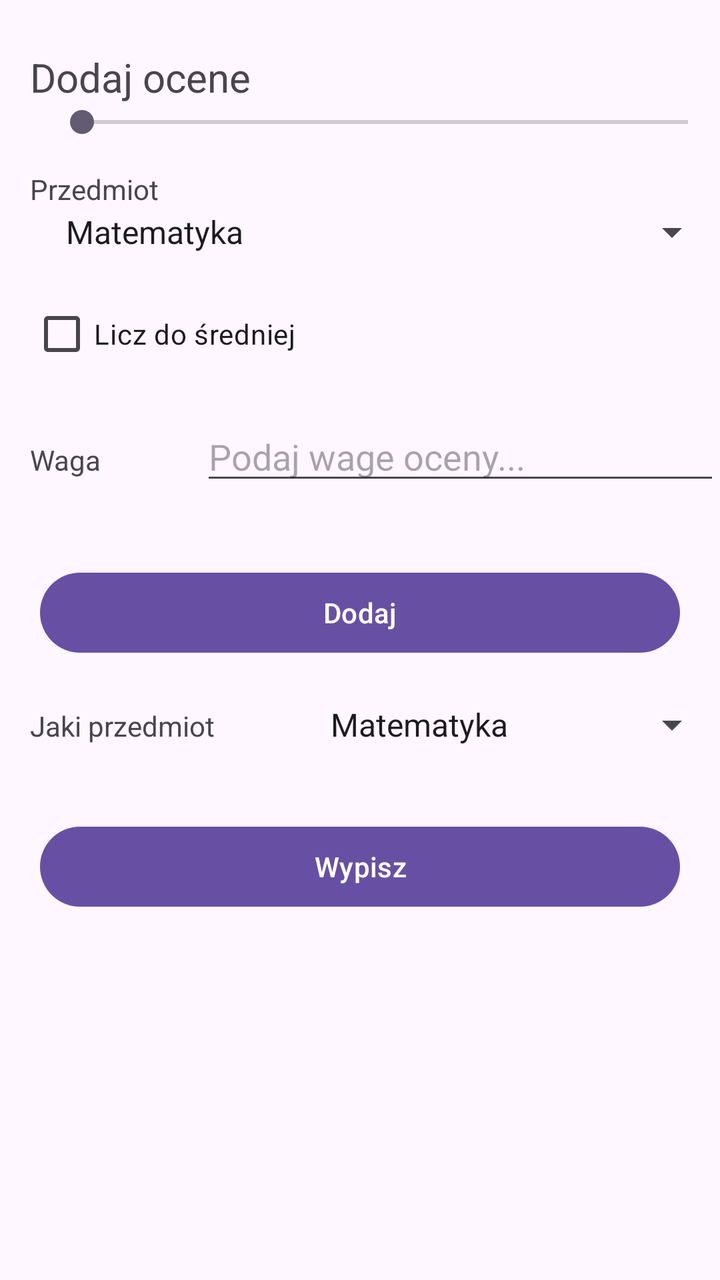
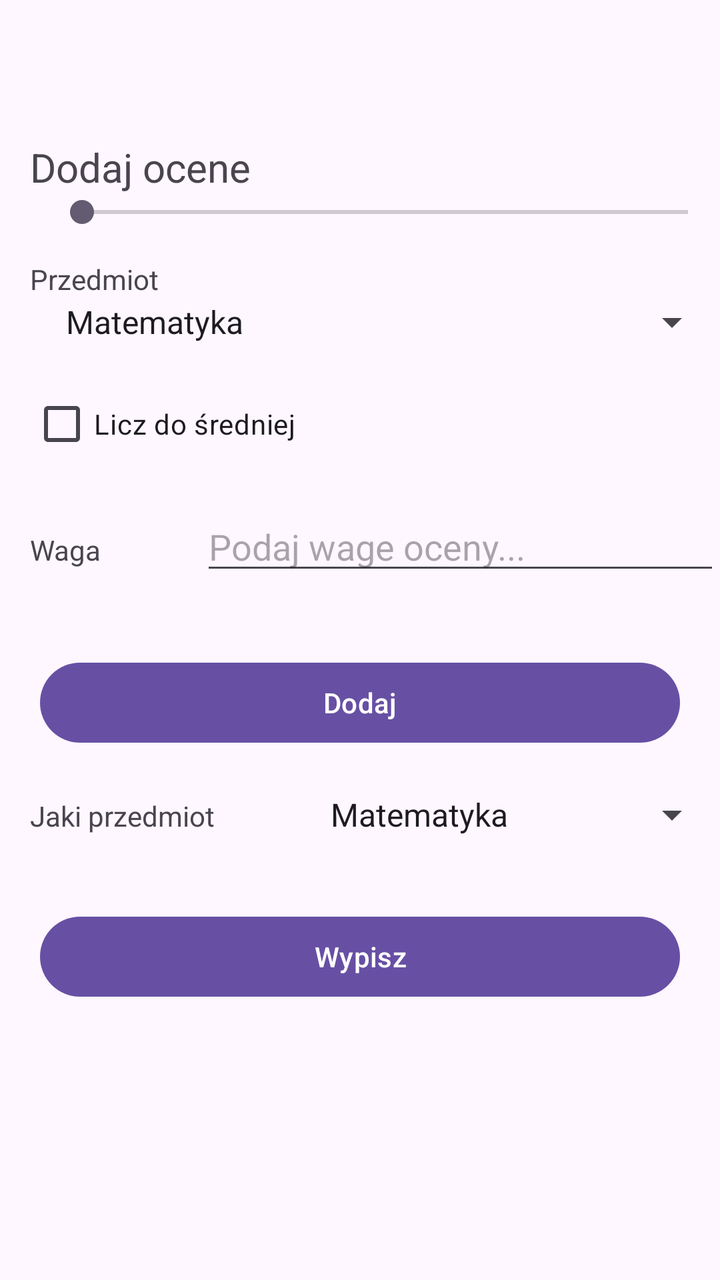

Two renders of the same Android screen: before a commit and after it. Below are the layout's source before the change and the commit's diff.
<!-- AndroidManifest.xml: application theme Theme.FormularzOceny -->
<!-- res/layout/activity_main.xml -->
<?xml version="1.0" encoding="utf-8"?>
<LinearLayout xmlns:android="http://schemas.android.com/apk/res/android"
    xmlns:app="http://schemas.android.com/apk/res-auto"
    xmlns:tools="http://schemas.android.com/tools"
    android:id="@+id/main"
    android:layout_width="match_parent"
    android:layout_height="match_parent"
    android:orientation="vertical"
    tools:context=".MainActivity">

    <TextView
        android:id="@+id/textView"
        android:layout_marginLeft="15dp"
        android:layout_width="match_parent"
        android:layout_height="wrap_content"
        android:layout_marginTop="25dp"
        android:textSize="20dp"
        android:text="Dodaj ocene" />

    <SeekBar
        android:layout_marginLeft="25dp"
        android:id="@+id/seekBar"
        android:min="1"
        android:max="6"
        android:layout_marginBottom="15dp"
        android:layout_width="match_parent"
        android:layout_height="wrap_content" />

    <TextView
        android:id="@+id/textView2"
        android:layout_marginLeft="15dp"
        android:layout_width="match_parent"
        android:layout_height="wrap_content"
        android:text="Przedmiot" />

    <Spinner
        android:id="@+id/spinner"
        android:layout_marginLeft="25dp"
        android:layout_marginBottom="15dp"
        android:entries="@array/przedmioty"
        android:layout_width="match_parent"
        android:layout_height="wrap_content" />

    <CheckBox
        android:id="@+id/checkBox"
        android:layout_width="match_parent"
        android:layout_height="wrap_content"
        android:layout_marginLeft="15dp"
        android:layout_marginBottom="15dp"
        android:text="Licz do średniej" />

    <LinearLayout
        android:layout_width="match_parent"
        android:layout_height="wrap_content"
        android:layout_marginBottom="15dp"
        android:orientation="horizontal">

        <TextView
            android:id="@+id/textView3"
            android:layout_marginLeft="15dp"
            android:layout_width="wrap_content"
            android:layout_height="wrap_content"
            android:layout_weight="1"
            android:text="Waga" />

        <EditText
            android:id="@+id/editTextNumber"
            android:layout_width="wrap_content"
            android:layout_height="wrap_content"
            android:layout_weight="1"
            android:ems="10"
            android:hint="Podaj wage oceny..."
            android:inputType="number" />
    </LinearLayout>

    <Button
        android:id="@+id/button"
        android:layout_width="match_parent"
        android:layout_height="wrap_content"
        android:layout_marginBottom="15dp"
        android:layout_margin="20dp"
        android:text="Dodaj" />

    <androidx.constraintlayout.widget.Barrier
        android:layout_width="match_parent"
        android:layout_height="match_parent"
        android:layout_marginBottom="15dp"
        app:barrierDirection="top" />

    <LinearLayout
        android:layout_width="match_parent"
        android:layout_height="wrap_content"
        android:layout_marginBottom="15dp"
        android:orientation="horizontal">

        <TextView
            android:id="@+id/textView4"
            android:layout_width="wrap_content"
            android:layout_height="wrap_content"
            android:layout_weight="1"
            android:layout_marginLeft="15dp"
            android:text="Jaki przedmiot" />

        <Spinner
            android:id="@+id/spinner2"
            android:entries="@array/przedmioty"
            android:layout_width="wrap_content"
            android:layout_height="wrap_content"
            android:layout_weight="1" />
    </LinearLayout>

    <Button
        android:id="@+id/button2"
        android:layout_margin="20dp"
        android:layout_marginBottom="15dp"
        android:layout_width="match_parent"
        android:layout_height="wrap_content"
        android:text="Wypisz" />

    <ListView
        android:layout_width="match_parent"
        android:layout_height="match_parent" />

</LinearLayout>
<!-- resources referenced by this layout -->
<resources>
  <string-array name="przedmioty">
          <item> Matematyka </item>
          <item> Fizyka </item>
          <item> Chemia </item>
      </string-array>
  <style name="Theme.FormularzOceny" parent="Base.Theme.FormularzOceny" />
  <style name="Base.Theme.FormularzOceny" parent="Theme.Material3.DayNight.NoActionBar">
          
          
      </style>
</resources>

<!-- the commit's change to res/layout/activity_main.xml (unified diff, before → after) -->
@@ -13,7 +13,7 @@
         android:layout_marginLeft="15dp"
         android:layout_width="match_parent"
         android:layout_height="wrap_content"
-        android:layout_marginTop="25dp"
+        android:layout_marginTop="70dp"
         android:textSize="20dp"
         android:text="Dodaj ocene" />
 
@@ -81,11 +81,6 @@
         android:layout_margin="20dp"
         android:text="Dodaj" />
 
-    <androidx.constraintlayout.widget.Barrier
-        android:layout_width="match_parent"
-        android:layout_height="match_parent"
-        android:layout_marginBottom="15dp"
-        app:barrierDirection="top" />
 
     <LinearLayout
         android:layout_width="match_parent"
@@ -118,6 +113,7 @@
         android:text="Wypisz" />
 
     <ListView
+        android:id="@+id/listView"
         android:layout_width="match_parent"
         android:layout_height="match_parent" />
 
